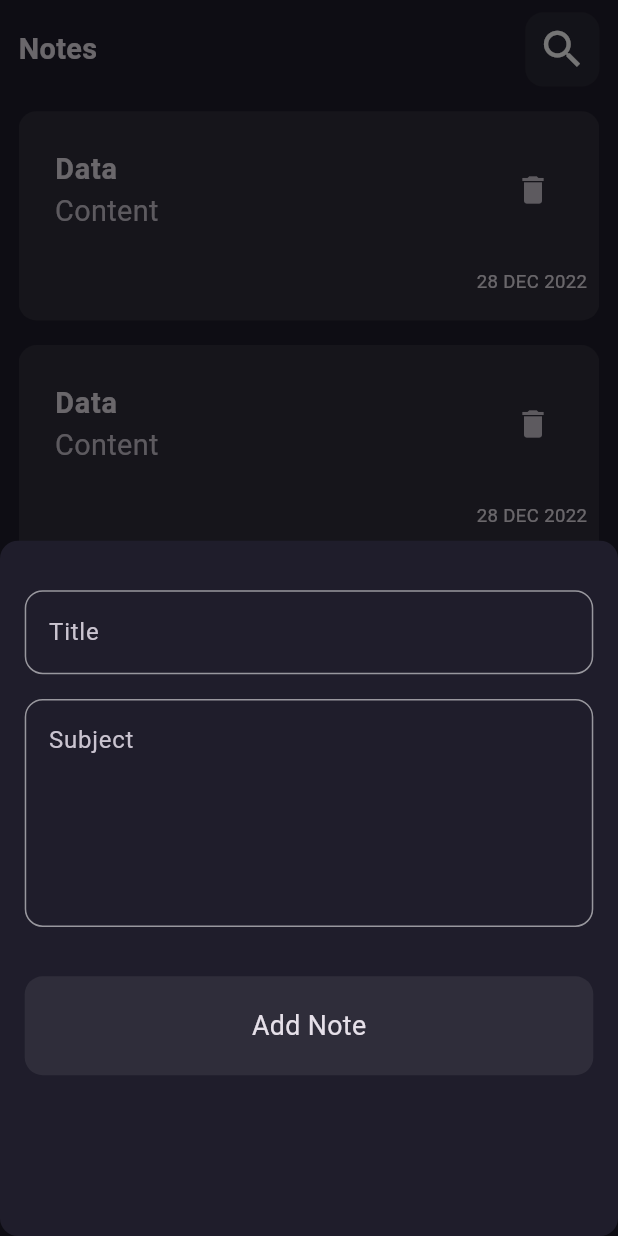
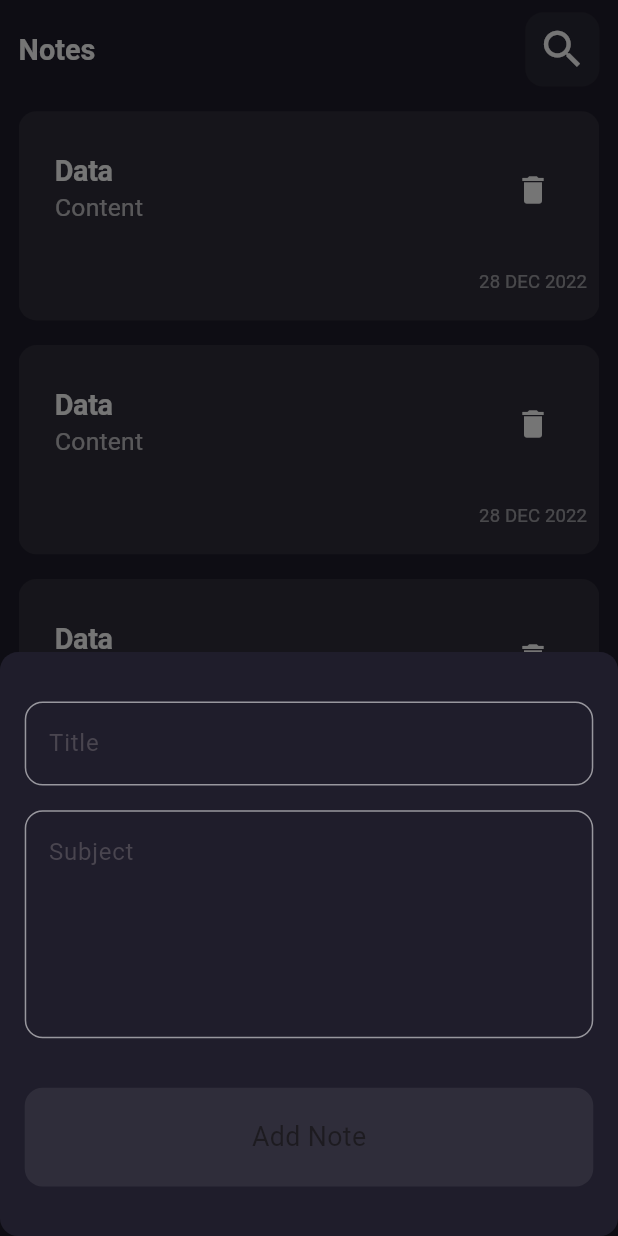
Before and after one commit to Anas-Nabih/Daily-Notes, a Flutter app: the screen it shows after launch, after a tap on the "add" icon, on a phone screen of 412 x 824 dp. Run offline on Flutter 3.47's test engine with Material 2 defaults, Android fonts, the phone set to English and light mode, and no system bars; our stand-ins replace sizer.

Commit message:
init edit note view and dark theme style

```diff
--- a/lib/main.dart
+++ b/lib/main.dart
@@ -1,4 +1,5 @@
 import 'package:flutter/material.dart';
+import 'package:notes_app/res/theme/dark_theme_style.dart';
 import 'package:notes_app/views/home/notes_view.dart';
 import 'package:sizer/sizer.dart';
 
@@ -15,9 +16,7 @@ class NotesApp extends StatelessWidget {
         builder: (context, orientation, deviceType) =>
             MaterialApp(
                 debugShowCheckedModeBanner: false,
-                theme: ThemeData(
-                  brightness: Brightness.dark,
-                  useMaterial3: true
-                ), home: const NotesView()));
+                theme: DarkStyles.darkTheme(context),
+                home: const NotesView()));
   }
 }
--- /dev/null
+++ b/lib/res/theme/dark_theme_style.dart
@@ -0,0 +1,28 @@
+import 'package:flutter/material.dart';
+import 'package:notes_app/res/colors.dart';
+import 'package:sizer/sizer.dart';
+
+class DarkStyles {
+  static ThemeData darkTheme(BuildContext context) {
+    return ThemeData(
+        useMaterial3: true,
+
+        /// Colors
+        scaffoldBackgroundColor: MColors.kDarkModeBG,
+        iconTheme:const IconThemeData(color: Colors.white) ,
+
+
+        /// Text Styles
+        textTheme: TextTheme(
+          headline1: TextStyle(color: Colors.white,fontSize: 14.sp, fontWeight: FontWeight.w600),
+          subtitle1: TextStyle(color: Colors.white70,fontWeight: FontWeight.w400,fontSize: 12.sp),
+          subtitle2: TextStyle(color: Colors.white54,fontWeight: FontWeight.w400,fontSize: 9.sp),
+          headlineLarge: TextStyle(color: Colors.white,fontSize: 14.sp, fontWeight: FontWeight.w600)),
+
+      /// List Tile Theme
+      listTileTheme: const ListTileThemeData(
+        iconColor: Colors.white,
+      ),
+    );
+  }
+}
--- /dev/null
+++ b/lib/views/edit_note/edit_note_view.dart
@@ -0,0 +1,13 @@
+import 'package:flutter/material.dart';
+import 'package:notes_app/widgets/edit_note_body.dart';
+
+class EditNoteView extends StatelessWidget {
+  const EditNoteView({Key? key}) : super(key: key);
+
+  @override
+  Widget build(BuildContext context) {
+    return const Scaffold(
+      body: EditNoteBody(),
+    );
+  }
+}
--- a/lib/widgets/add_note_bottom_sheet.dart
+++ b/lib/widgets/add_note_bottom_sheet.dart
@@ -1,5 +1,4 @@
 import 'package:flutter/material.dart';
-import 'package:notes_app/res/colors.dart';
 import 'package:notes_app/widgets/custom_button.dart';
 import 'package:notes_app/widgets/custom_text_field.dart';
 import 'package:sizer/sizer.dart';
@@ -10,15 +9,25 @@ class AddNoteBottomSheet extends StatelessWidget {
   @override
   Widget build(BuildContext context) {
     return Container(
-      padding: EdgeInsets.only(top: 4.h,right:4.w,left: 4.w),
-     child: ListView(
+      padding: EdgeInsets.only(top: 4.h, right: 4.w, left: 4.w),
+      child: SingleChildScrollView(
+        child: AnimatedPadding(
+          padding: MediaQuery.of(context).viewInsets,
+          duration: const Duration(milliseconds: 100),
+          curve: Curves.decelerate,
+          child: Column(
             children: [
               const CustomTextField(hintText: "Title"),
               SizedBox(height: 2.h),
-         const CustomTextField(hintText: "Subject",maxLength: 5),
+              const CustomTextField(hintText: "Subject", maxLength: 5),
               SizedBox(height: 4.h),
-          CustomButton(onTapped: ()=>Navigator.pop(context),)
+              CustomButton(
+                onTapped: () => Navigator.pop(context),
+              ),
+              SizedBox(height: 4.h),
             ],
+          ),
+        ),
       ),
     );
   }
--- /dev/null
+++ b/lib/widgets/edit_note_body.dart
@@ -0,0 +1,10 @@
+import 'package:flutter/material.dart';
+
+class EditNoteBody extends StatelessWidget {
+  const EditNoteBody({Key? key}) : super(key: key);
+
+  @override
+  Widget build(BuildContext context) {
+    return Container();
+  }
+}
--- a/lib/widgets/note_item.dart
+++ b/lib/widgets/note_item.dart
@@ -4,32 +4,37 @@ import 'package:sizer/sizer.dart';
 
 class NoteItem extends StatelessWidget {
   const NoteItem({
-    Key? key,
-  }) : super(key: key);
+    required this.onTapped
+  }) ;
 
+  final VoidCallback onTapped;
   @override
   Widget build(BuildContext context) {
-    return Container(
+    return GestureDetector(
+      onTap: onTapped,
+      child: Container(
         width: double.infinity,
-      padding: EdgeInsets.symmetric(
-          vertical: 2.h,horizontal: 2.w),
+        padding: EdgeInsets.symmetric(vertical: 2.h, horizontal: 2.w),
         decoration: BoxDecoration(
             color: MColors.kDarkContainerBG,
-          borderRadius: BorderRadius.circular(12)
-      ),
+            borderRadius: BorderRadius.circular(12)),
         child: Column(
           crossAxisAlignment: CrossAxisAlignment.start,
           children: [
             ListTile(
-            title:Text("Data",style: TextStyle(fontSize: 14.sp,fontWeight: FontWeight.w600)),
-            subtitle: Text("Content",style: TextStyle(fontSize: 14.sp)),
-            trailing: GestureDetector(onTap: (){},child: Icon(Icons.delete)),
+              title: Text("Data",
+                  style:Theme.of(context).textTheme.headline1),
+              subtitle: Text("Content", style:
+              Theme.of(context).textTheme.subtitle1),
+              trailing:
+                  GestureDetector(onTap: () {}, child: Icon(Icons.delete)),
             ),
             SizedBox(height: 2.h),
-          Align(alignment: Alignment.bottomRight,
-              child: Text("28 DEC 2022",style: TextStyle(fontSize: 9.sp))),
-
+            Align(
+                alignment: Alignment.bottomRight,
+                child: Text("28 DEC 2022", style: Theme.of(context).textTheme.subtitle2)),
           ],
+        ),
       ),
     );
   }
--- a/lib/widgets/notes_app_bar.dart
+++ b/lib/widgets/notes_app_bar.dart
@@ -10,7 +10,7 @@ class NotesAppBar extends StatelessWidget {
   Widget build(BuildContext context) {
     return Row(
       children: [
-        Text("Notes",style: TextStyle(fontSize: 14.sp,fontWeight: FontWeight.w600)),
+        Text("Notes",style: Theme.of(context).textTheme.headlineLarge),
         const Spacer(),
         const SearchIcon()
       ],
--- a/lib/widgets/notes_view_body.dart
+++ b/lib/widgets/notes_view_body.dart
@@ -1,5 +1,6 @@
 import 'package:flutter/cupertino.dart';
 import 'package:flutter/material.dart';
+import 'package:notes_app/views/edit_note/edit_note_view.dart';
 import 'package:notes_app/widgets/note_item.dart';
 import 'package:notes_app/widgets/notes_app_bar.dart';
 import 'package:sizer/sizer.dart';
@@ -10,18 +11,21 @@ class NotesViewBody extends StatelessWidget {
   @override
   Widget build(BuildContext context) {
     return Container(
-      padding: EdgeInsets.symmetric(vertical: 1.h,
-          horizontal: 3.w),
+      padding: EdgeInsets.symmetric(vertical: 1.h, horizontal: 3.w),
       child: Column(
         children: [
           const NotesAppBar(),
           SizedBox(height: 2.h),
           Expanded(
               child: ListView.separated(
-            // physics: BouncingScrollPhysics(),
             separatorBuilder: (context, index) => SizedBox(height: 2.h),
             itemCount: 8,
-            itemBuilder: (context, index) => const NoteItem(),
+            itemBuilder: (context, index) => NoteItem(
+                onTapped: () => Navigator.push(
+                    context,
+                    MaterialPageRoute(
+                      builder: (context) => const EditNoteView(),
+                    ))),
           ))
         ],
       ),
```
Lines whose indentation alone changed are shown as unchanged.
